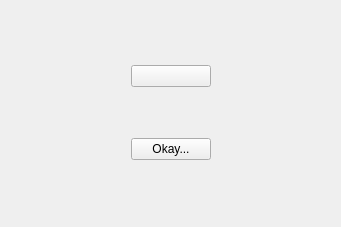
Above: View/result_window.ui from sherri-ice/far-from-home before the change. Below: the same form after it.
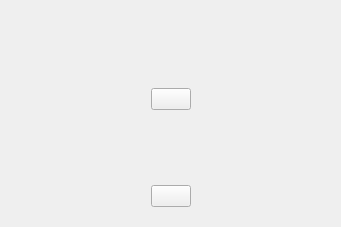
That is the form after the change. The open tabs and pages were chosen to show the change.

The edit to the form file:
```diff
--- a/View/result_window.ui
+++ b/View/result_window.ui
@@ -90,11 +90,11 @@
        <item row="1" column="2">
         <widget class="QPushButton" name="okay_button">
          <property name="text">
-          <string>Okay...</string>
+          <string/>
          </property>
         </widget>
        </item>
-       <item row="0" column="2">
+       <item row="0" column="2" alignment="Qt::AlignHCenter|Qt::AlignVCenter">
         <widget class="QPushButton" name="no_text">
          <property name="text">
           <string/>
```
